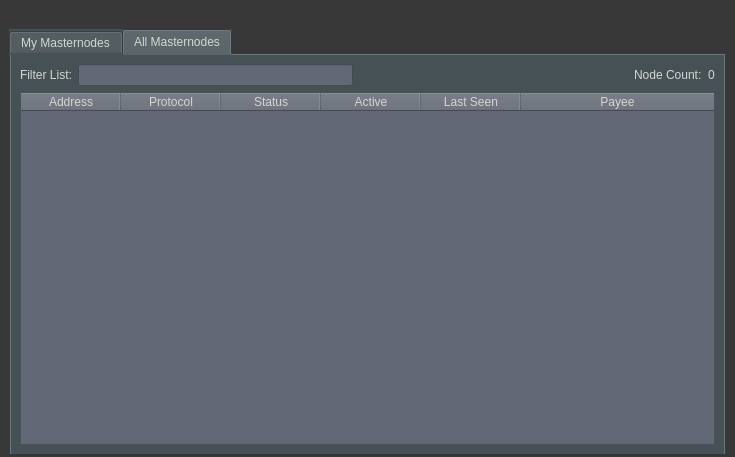
This is src/qt/forms/masternodelist.ui in xCryptoCash/veles as Qt 5 draws it before an edit. The edited form follows.
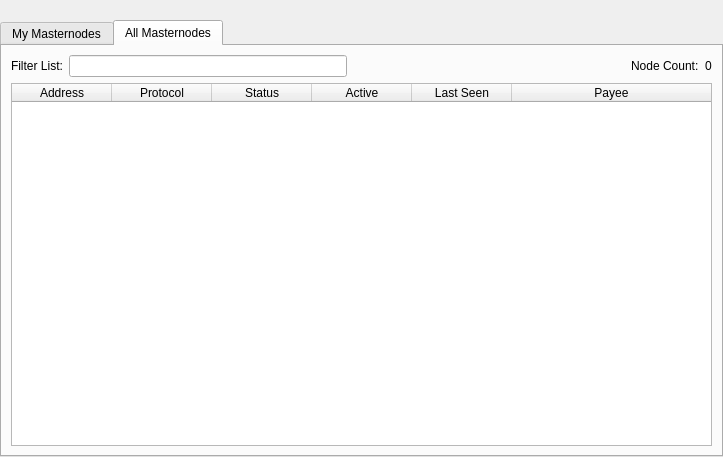
This is the edited form. The open tabs and pages were chosen to show the change.

Patch:
```diff
--- a/src/qt/forms/masternodelist.ui
+++ b/src/qt/forms/masternodelist.ui
@@ -27,15 +27,9 @@
     <number>0</number>
    </property>
    <item>
-    <widget class="QFrame" name="">
-     <property name="styleSheet">
-      <string notr="true">background-color:rgb(56, 56, 56);;
-color:rgb(211, 215, 207);
-font: 75 12pt &quot;Uroob&quot;;</string>
-     </property>
      <layout class="QVBoxLayout" name="verticalLayout">
       <property name="bottomMargin">
-       <number>1</number>
+      <number>0</number>
       </property>
       <item>
        <spacer name="horizontalSpacer0">
@@ -52,11 +46,6 @@
       </item>
       <item>
        <widget class="QTabWidget" name="tabWidget">
-        <property name="styleSheet">
-         <string notr="true">background-color:rgb(70, 81, 86);
-color:rgb(211, 215, 207);
-font: 75 12pt &quot;Uroob&quot;;</string>
-        </property>
         <property name="currentIndex">
          <number>1</number>
         </property>
@@ -225,11 +214,6 @@
          <layout class="QGridLayout" name="gridLayout">
           <item row="1" column="0">
            <widget class="QTableWidget" name="tableWidgetMasternodes">
-            <property name="styleSheet">
-             <string notr="true">background-color:rgb(98, 104, 118);
-color:rgb(211, 215, 207);
-font: 75 12pt &quot;Uroob&quot;;</string>
-            </property>
             <property name="editTriggers">
              <set>QAbstractItemView::NoEditTriggers</set>
             </property>
@@ -294,11 +278,6 @@
               <property name="toolTip">
                <string>Filter masternode list</string>
               </property>
-              <property name="styleSheet">
-               <string notr="true">background-color:rgb(98, 104, 118);
-color:rgb(211, 215, 207);
-font: 75 12pt &quot;Uroob&quot;;</string>
-              </property>
              </widget>
             </item>
             <item>
@@ -335,7 +314,6 @@
        </widget>
       </item>
      </layout>
-    </widget>
    </item>
   </layout>
  </widget>
```
Left out of the diff: 15 changed lines with no effect on the pictures. Lines whose indentation alone changed are shown as unchanged.
